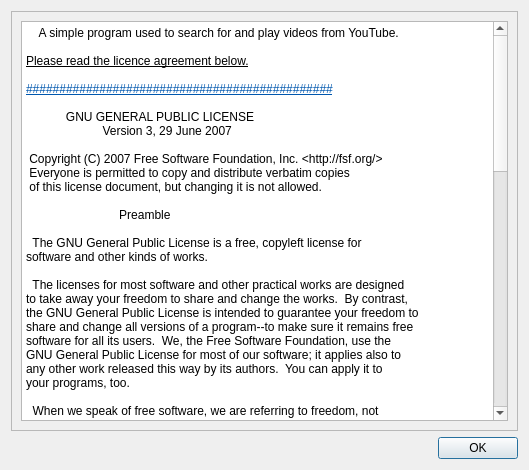
Before: the Qt Designer form MyPlayer/share/ui/about.ui in thudzj/simple-media-player, drawn with Qt 5.
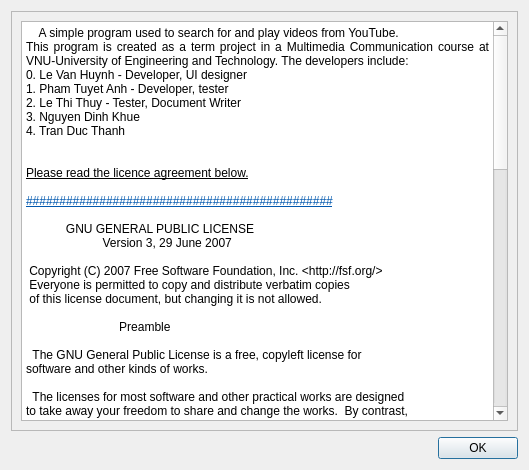
After: the same form once the commit is applied.

Diff of the .ui file:
```diff
--- a/MyPlayer/share/ui/about.ui
+++ b/MyPlayer/share/ui/about.ui
@@ -37,6 +37,13 @@
 p, li { white-space: pre-wrap; }
 &lt;/style&gt;&lt;/head&gt;&lt;body style=&quot; font-family:'MS Shell Dlg 2'; font-size:8.25pt; font-weight:400; font-style:normal;&quot;&gt;
 &lt;p align=&quot;justify&quot; style=&quot; margin-top:0px; margin-bottom:0px; margin-left:0px; margin-right:0px; -qt-block-indent:0; text-indent:0px;&quot;&gt;&lt;span style=&quot; font-family:'Sans Serif'; font-size:9pt;&quot;&gt;    A simple program used to search for and play videos from YouTube.&lt;/span&gt;&lt;/p&gt;
+&lt;p align=&quot;justify&quot; style=&quot; margin-top:0px; margin-bottom:0px; margin-left:0px; margin-right:0px; -qt-block-indent:0; text-indent:0px;&quot;&gt;&lt;span style=&quot; font-family:'Sans Serif'; font-size:9pt;&quot;&gt;This program is created as a term project in a Multimedia Communication course at VNU-University of Engineering and Technology. The developers include:&lt;/span&gt;&lt;/p&gt;
+&lt;p align=&quot;justify&quot; style=&quot; margin-top:0px; margin-bottom:0px; margin-left:0px; margin-right:0px; -qt-block-indent:0; text-indent:0px;&quot;&gt;&lt;span style=&quot; font-family:'Sans Serif'; font-size:9pt;&quot;&gt;0. Le Van Huynh - Developer, UI designer&lt;/span&gt;&lt;/p&gt;
+&lt;p align=&quot;justify&quot; style=&quot; margin-top:0px; margin-bottom:0px; margin-left:0px; margin-right:0px; -qt-block-indent:0; text-indent:0px;&quot;&gt;&lt;span style=&quot; font-family:'Sans Serif'; font-size:9pt;&quot;&gt;1. Pham Tuyet Anh - Developer, tester&lt;/span&gt;&lt;/p&gt;
+&lt;p align=&quot;justify&quot; style=&quot; margin-top:0px; margin-bottom:0px; margin-left:0px; margin-right:0px; -qt-block-indent:0; text-indent:0px;&quot;&gt;&lt;span style=&quot; font-family:'Sans Serif'; font-size:9pt;&quot;&gt;2. Le Thi Thuy - Tester, Document Writer&lt;/span&gt;&lt;/p&gt;
+&lt;p align=&quot;justify&quot; style=&quot; margin-top:0px; margin-bottom:0px; margin-left:0px; margin-right:0px; -qt-block-indent:0; text-indent:0px;&quot;&gt;&lt;span style=&quot; font-family:'Sans Serif'; font-size:9pt;&quot;&gt;3. Nguyen Dinh Khue&lt;/span&gt;&lt;/p&gt;
+&lt;p align=&quot;justify&quot; style=&quot; margin-top:0px; margin-bottom:0px; margin-left:0px; margin-right:0px; -qt-block-indent:0; text-indent:0px;&quot;&gt;&lt;span style=&quot; font-family:'Sans Serif'; font-size:9pt;&quot;&gt;4. Tran Duc Thanh&lt;/span&gt;&lt;/p&gt;
+&lt;p align=&quot;justify&quot; style=&quot;-qt-paragraph-type:empty; margin-top:0px; margin-bottom:0px; margin-left:0px; margin-right:0px; -qt-block-indent:0; text-indent:0px; font-family:'Sans Serif'; font-size:9pt;&quot;&gt;&lt;br /&gt;&lt;/p&gt;
 &lt;p align=&quot;justify&quot; style=&quot;-qt-paragraph-type:empty; margin-top:0px; margin-bottom:0px; margin-left:0px; margin-right:0px; -qt-block-indent:0; text-indent:0px; font-family:'Sans Serif'; font-size:9pt;&quot;&gt;&lt;br /&gt;&lt;/p&gt;
 &lt;p align=&quot;justify&quot; style=&quot; margin-top:0px; margin-bottom:0px; margin-left:0px; margin-right:0px; -qt-block-indent:0; text-indent:0px;&quot;&gt;&lt;a href=&quot;http://hipersayanx.blogspot.com/&quot;&gt;&lt;span style=&quot; font-family:'Sans Serif'; font-size:9pt; text-decoration: underline; color:#000000;&quot;&gt;Please read the licence agreement below.&lt;/span&gt;&lt;/a&gt;&lt;/p&gt;
 &lt;p align=&quot;justify&quot; style=&quot;-qt-paragraph-type:empty; margin-top:0px; margin-bottom:0px; margin-left:0px; margin-right:0px; -qt-block-indent:0; text-indent:0px; font-family:'Sans Serif'; font-size:9pt; text-decoration: underline; color:#0057ae;&quot;&gt;&lt;br /&gt;&lt;/p&gt;
```
